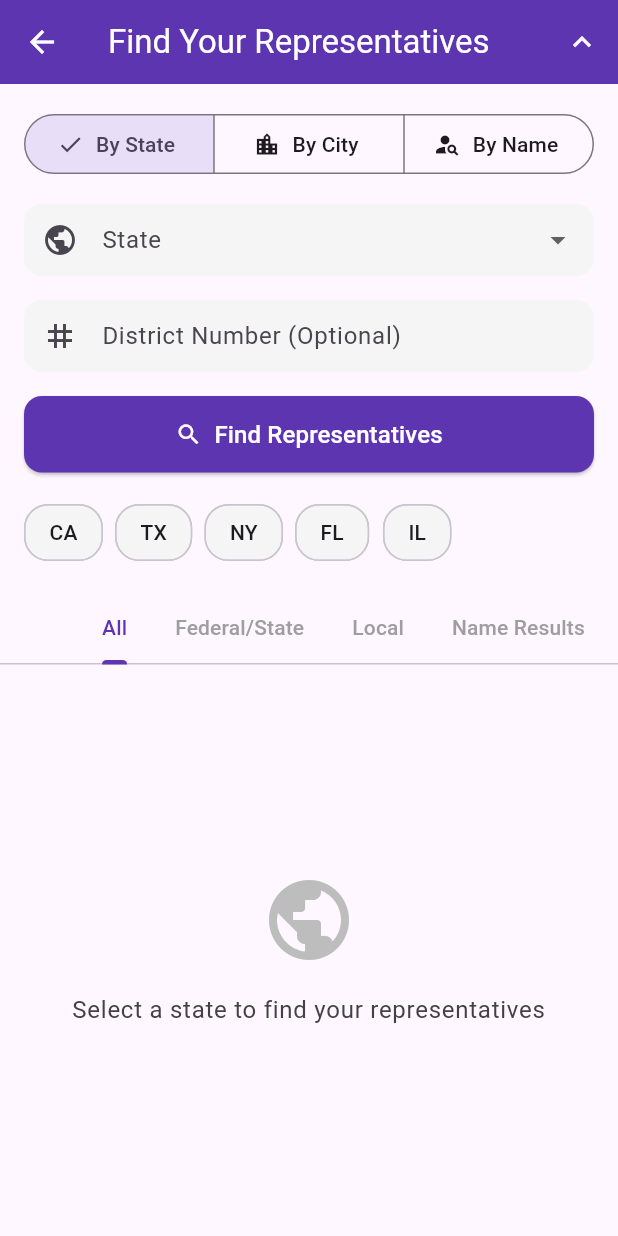
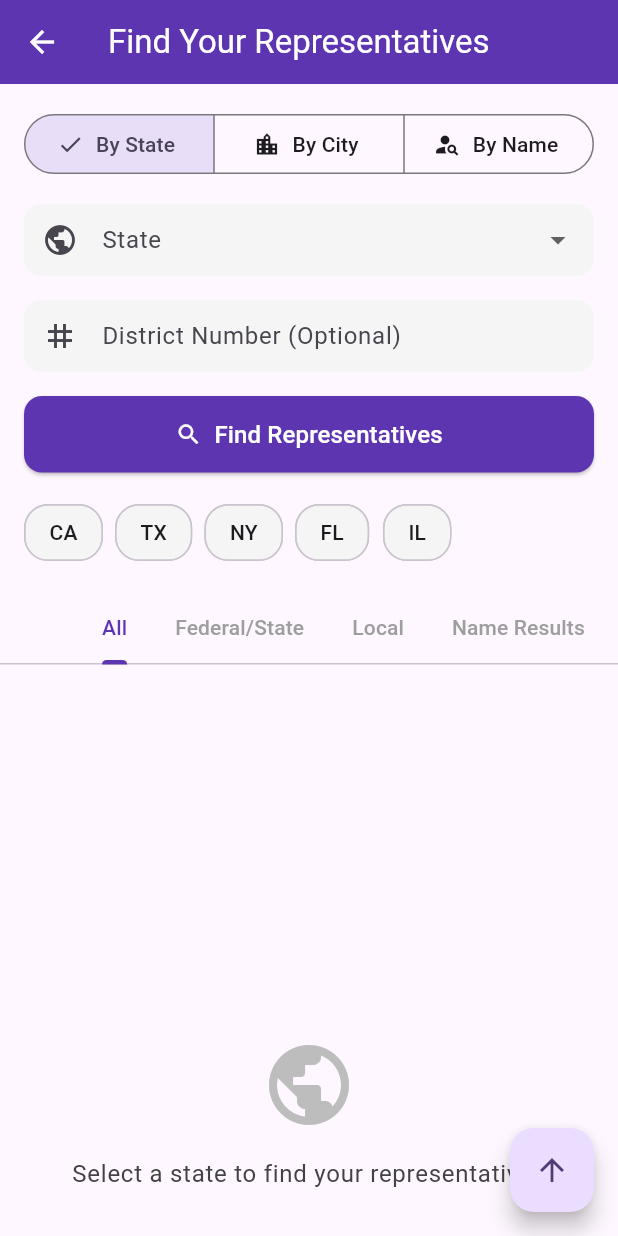
Before and after one commit to jwgillispie/govvy, a Flutter app: the FindRepresentativesScreen screen opened directly, on a phone screen of 412 x 824 dp. Run offline on Flutter 3.47's test engine with Material 3 defaults, Android fonts, the phone set to English and light mode, and no system bars; our stand-ins replace cloud_firestore, firebase_auth, firebase_core, firebase_remote_config, flutter_dotenv, package_info_plus and 2 more; missing offline and left inert: universal_html; accounts and stored records are empty; generated files the repository leaves out were written again; network calls fail.

Commit message:
reset to working commit for local search

```diff
--- a/lib/screens/representatives/find_representatives_screen.dart
+++ b/lib/screens/representatives/find_representatives_screen.dart
@@ -28,7 +28,6 @@ class _FindRepresentativesScreenState extends State<FindRepresentativesScreen>
   int _searchTypeIndex = 0; // 0 = State, 1 = City, 2 = Name
   late TabController _tabController;
   final ScrollController _scrollController = ScrollController();
-  bool _showSearchForm = true;
 
   // US States mapping for dropdown
   final List<Map<String, String>> _usStates = [
@@ -225,18 +224,13 @@ class _FindRepresentativesScreenState extends State<FindRepresentativesScreen>
         setState(() {
           _validationError = provider.errorMessage;
         });
-      } else {
-        // Minimize the search form when results are available
-        setState(() {
-          _showSearchForm = false;
-        });
-
-        // Scroll to the top of the results
-        _scrollToTop();
       }
 
       // Switch to the appropriate tab
       _tabController.animateTo(0); // All tab
+
+      // Scroll to the tab bar to show results
+      _scrollToTabBar();
     } catch (e) {
       if (mounted) {
         setState(() {
@@ -249,6 +243,19 @@ class _FindRepresentativesScreenState extends State<FindRepresentativesScreen>
           _isSearching = false;
         });
       }
+    }
+  }
+
+  // Helper method to scroll to the tab bar after search
+  void _scrollToTabBar() {
+    if (_scrollController.hasClients) {
+      // Calculate position to scroll to (just below the search form)
+      final formHeight = 300.0; // Approximate height of the search form
+      _scrollController.animateTo(
+        formHeight,
+        duration: const Duration(milliseconds: 300),
+        curve: Curves.easeOut,
+      );
     }
   }
 
@@ -282,15 +289,10 @@ class _FindRepresentativesScreenState extends State<FindRepresentativesScreen>
         setState(() {
           _validationError = provider.errorMessage;
         });
-      } else {
-        // Minimize the search form when results are available
-        setState(() {
-          _showSearchForm = false;
-        });
+      }
 
-        // Scroll to the top of the results
-        _scrollToTop();
-      }
+      // Scroll to the tab bar to show results
+      _scrollToTabBar();
     } catch (e) {
       if (mounted) {
         setState(() {
@@ -335,15 +337,10 @@ class _FindRepresentativesScreenState extends State<FindRepresentativesScreen>
         setState(() {
           _validationError = provider.errorMessage;
         });
-      } else {
-        // Minimize the search form when results are available
-        setState(() {
-          _showSearchForm = false;
-        });
+      }
 
-        // Scroll to the top of the results
-        _scrollToTop();
-      }
+      // Scroll to the tab bar to show results
+      _scrollToTabBar();
     } catch (e) {
       if (mounted) {
         setState(() {
@@ -368,40 +365,16 @@ class _FindRepresentativesScreenState extends State<FindRepresentativesScreen>
         title: const Text('Find Your Representatives'),
         backgroundColor: Theme.of(context).colorScheme.primary,
         foregroundColor: Colors.white,
-        actions: [
-          // Add a button to expand/collapse the search form
-          IconButton(
-            icon: Icon(_showSearchForm ? Icons.keyboard_arrow_up : Icons.search),
-            tooltip: _showSearchForm ? 'Hide search form' : 'Show search form',
-            onPressed: () {
-              setState(() {
-                _showSearchForm = !_showSearchForm;
-              });
-
-              // If showing the search form, scroll to the top
-              if (_showSearchForm) {
-                _scrollToTop();
-              }
-            },
-          ),
-        ],
       ),
       body: !_initialLoadComplete
           ? const Center(child: CircularProgressIndicator())
-          : SafeArea(
-              child: NestedScrollView(
+          : SingleChildScrollView(
               controller: _scrollController,
-                headerSliverBuilder: (context, innerBoxIsScrolled) {
-                  return [
-                    // Search inputs
-                    SliverToBoxAdapter(
-                      child: AnimatedContainer(
-                        duration: const Duration(milliseconds: 300),
-                        height: _showSearchForm ? null : 0,
-                        child: AnimatedOpacity(
-                          duration: const Duration(milliseconds: 200),
-                          opacity: _showSearchForm ? 1.0 : 0.0,
-                          child: Padding(
+              child: Column(
+                crossAxisAlignment: CrossAxisAlignment.start,
+                children: [
+                  // Search form (always visible)
+                  Padding(
                     padding: const EdgeInsets.all(16.0),
                     child: Column(
                       children: [
@@ -460,13 +433,9 @@ class _FindRepresentativesScreenState extends State<FindRepresentativesScreen>
                       ],
                     ),
                   ),
-                        ),
-                      ),
-                    ),
 
                   // Tab bar
-                    SliverToBoxAdapter(
-                      child: TabBar(
+                  TabBar(
                     controller: _tabController,
                     isScrollable: true, // Make tabs scrollable to fit all
                     tabs: const [
@@ -479,12 +448,10 @@ class _FindRepresentativesScreenState extends State<FindRepresentativesScreen>
                     unselectedLabelColor: Colors.grey,
                     indicatorColor: Theme.of(context).colorScheme.primary,
                   ),
-                    ),
 
                   // Error message if any
                   if (_validationError != null || provider.errorMessage != null)
-                      SliverToBoxAdapter(
-                        child: Padding(
+                    Padding(
                       padding: const EdgeInsets.all(16.0),
                       child: Container(
                         padding: const EdgeInsets.all(8.0),
@@ -499,12 +466,10 @@ class _FindRepresentativesScreenState extends State<FindRepresentativesScreen>
                         ),
                       ),
                     ),
-                      ),
 
                   // Loading indicators
                   if (provider.isLoading)
-                      SliverToBoxAdapter(
-                        child: Padding(
+                    Padding(
                       padding: const EdgeInsets.all(16.0),
                       child: Row(
                         mainAxisAlignment: MainAxisAlignment.center,
@@ -521,11 +486,11 @@ class _FindRepresentativesScreenState extends State<FindRepresentativesScreen>
                         ],
                       ),
                     ),
-                      ),
-                  ];
-                },
-                // Tab content in the body
-                body: TabBarView(
+
+                  // Tab content
+                  SizedBox(
+                    height: 600, // Fixed height for the tab content
+                    child: TabBarView(
                       controller: _tabController,
                       children: [
                         // All representatives tab
@@ -555,19 +520,15 @@ class _FindRepresentativesScreenState extends State<FindRepresentativesScreen>
                       ],
                     ),
                   ),
+                ],
               ),
-      // Add a floating action button to show/hide search form
-      floatingActionButton: !_showSearchForm && provider.allRepresentatives.isNotEmpty ?
-        FloatingActionButton(
-          onPressed: () {
-            setState(() {
-              _showSearchForm = true;
-            });
-            _scrollToTop();
-          },
-          child: const Icon(Icons.search),
-          tooltip: 'New search',
-        ) : null,
+            ),
+      // Floating action button to scroll back to top
+      floatingActionButton: FloatingActionButton(
+        onPressed: _scrollToTop,
+        child: const Icon(Icons.arrow_upward),
+        tooltip: 'Back to top',
+      ),
     );
   }
 
```
Also changed, not shown: lib/services/network_service.dart (+14 -8 lines), assets/images/govvy_purple_moose.jpg (added), 2 other files. Lines whose indentation alone changed are shown as unchanged.
